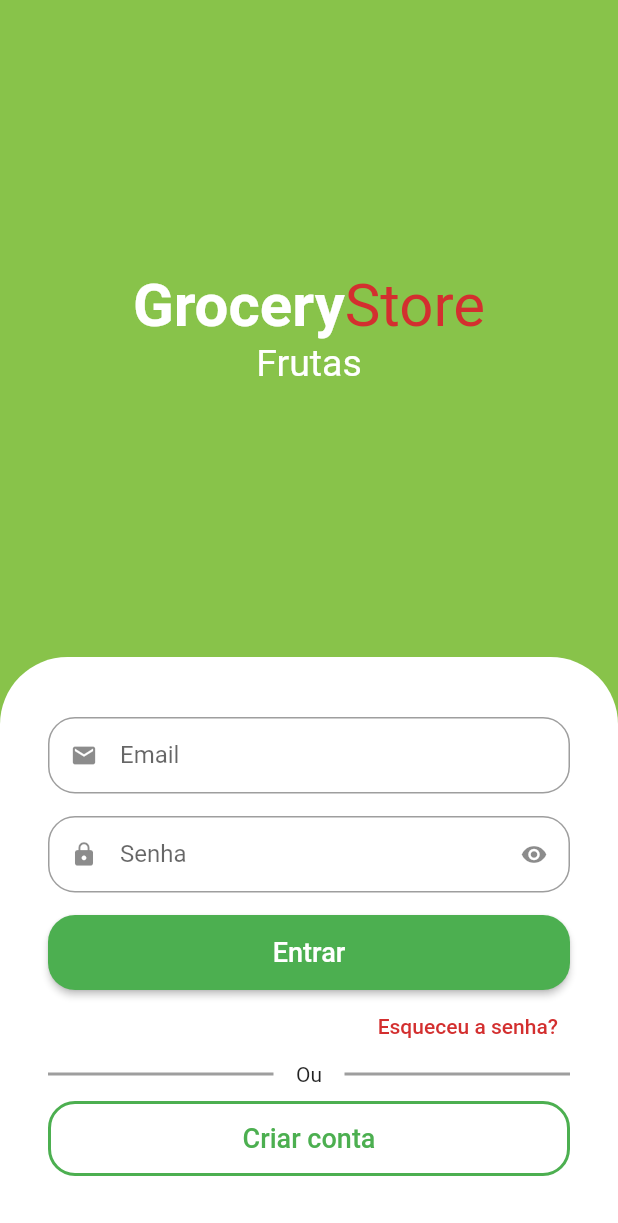
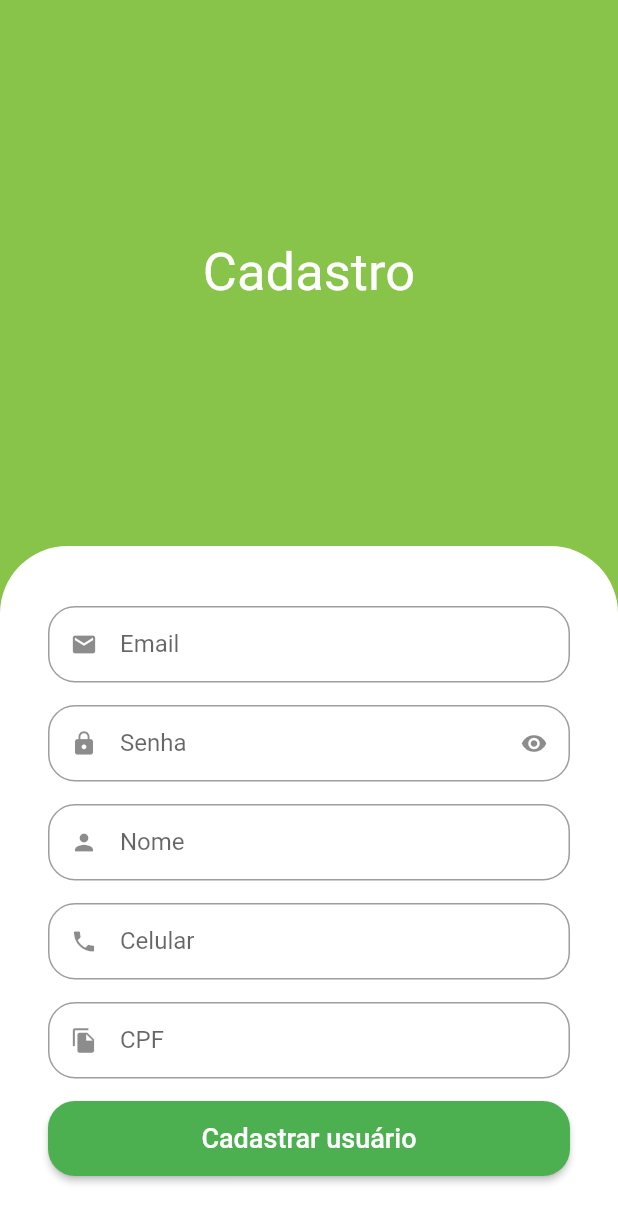
Before and after one commit to MaxsonCoelho/grocery_store, a Flutter app: the screen it shows after launch, after a tap on "Criar conta", on a phone screen of 412 x 824 dp. Shown: the top 1223 px of the screen. Run offline on Flutter 3.47's test engine with Material 2 defaults, Android fonts, the phone set to English and light mode, and no system bars; drawn by our look-alikes of animated_text_kit.

Commit message:
form in screen signOut and button

```diff
--- a/lib/src/auth/sign_in_screen.dart
+++ b/lib/src/auth/sign_in_screen.dart
@@ -1,7 +1,8 @@
 import 'package:animated_text_kit/animated_text_kit.dart';
 import 'package:flutter/material.dart';
+import '/src/auth/sign_up_screen.dart';
 import '/src/config/custom_colors.dart';
-import '/src/components/custom_text_field.dart';
+import 'components/custom_text_field.dart';
 
 class SignInScreen extends StatelessWidget {
   const SignInScreen({super.key});
@@ -160,7 +161,13 @@ class SignInScreen extends StatelessWidget {
                           ),
                         ),
                         onPressed: () {
-
+                          Navigator.of(context).push(
+                            MaterialPageRoute(
+                              builder: (c) {
+                                return const SignUpScreen();
+                              }
+                            ),
+                          );
                         },
                         child: const Text('Criar conta',
                           style: TextStyle(
--- /dev/null
+++ b/lib/src/auth/sign_up_screen.dart
@@ -0,0 +1,90 @@
+import 'package:flutter/material.dart';
+import '/src/config/custom_colors.dart';
+import 'components/custom_text_field.dart';
+
+class SignUpScreen extends StatelessWidget {
+  const SignUpScreen({super.key});
+
+  @override
+  Widget build(BuildContext context) {
+
+    final size = MediaQuery.of(context).size;
+
+    return Scaffold(
+      backgroundColor: CustomColors.customSwatchColor,
+      //formulario
+      body: SingleChildScrollView(
+        child: SizedBox(
+          height: size.height,
+          width: size.width,
+          child: Column(
+            children: [
+              const Expanded(
+                child: Center(
+                  child: Text(
+                    'Cadastro',
+                    style: TextStyle(color: Colors.white, fontSize: 35),
+                  ),
+                ),
+              ),
+              Container(
+                padding: const EdgeInsets.symmetric(
+                  horizontal: 32,
+                  vertical: 40,
+                ),
+                decoration: const BoxDecoration(
+                    color: Colors.white,
+                    borderRadius: BorderRadius.vertical(
+                      top: Radius.circular(45),
+                    )),
+                child: Column(
+                  crossAxisAlignment: CrossAxisAlignment.stretch,
+                  children: [
+                    const CustomFormField(
+                      icon: Icons.email,
+                      label: 'Email',
+                    ),
+                    const CustomFormField(
+                      icon: Icons.lock,
+                      label: 'Senha',
+                      isSecret: true,
+                    ),
+                    const CustomFormField(
+                      icon: Icons.person,
+                      label: 'Nome',
+                    ),
+                    const CustomFormField(
+                      icon: Icons.phone,
+                      label: 'Celular',
+                    ),
+                    const CustomFormField(
+                      icon: Icons.file_copy,
+                      label: 'CPF',
+                    ),
+                    //botão cadastrar
+                    SizedBox(
+                      height: 50,
+                      child: ElevatedButton(
+                        style: ElevatedButton.styleFrom(
+                          shape: RoundedRectangleBorder(
+                            borderRadius: BorderRadius.circular(18)
+                          )
+                        ),
+                        onPressed: (){},
+                        child: const Text('Cadastrar usuário',
+                          style: TextStyle(
+                            fontSize: 18,
+                          ),
+                        ),
+                      ),
+                    )
+                  ],
+                )
+              )
+            ],
+          ),
+        ),
+      ),
+    );
+  }
+}
```
Also changed, not shown: lib/src/auth/components/custom_text_field.dart (renamed from lib/src/components/custom_text_field.dart).
